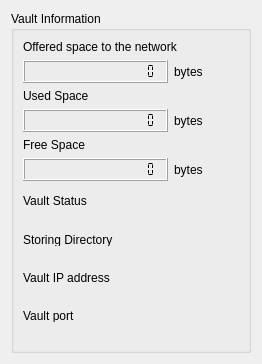
maidsafe-archive/MaidSafe-Encrypt, file src/qt/ui/user_vault_info.ui: the form before one commit.
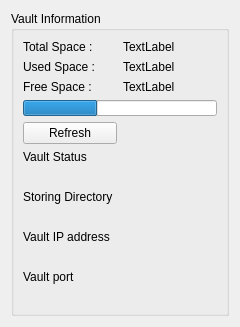
The form after the commit.

What changed in the file:
```diff
--- a/src/qt/ui/user_vault_info.ui
+++ b/src/qt/ui/user_vault_info.ui
@@ -6,8 +6,8 @@
    <rect>
     <x>0</x>
     <y>0</y>
-    <width>262</width>
-    <height>364</height>
+    <width>240</width>
+    <height>316</height>
    </rect>
   </property>
   <property name="windowTitle">
@@ -15,256 +15,242 @@
   </property>
   <layout class="QVBoxLayout" name="verticalLayout_2">
    <item>
-    <widget class="QGroupBox" name="groupBox">
-     <property name="font">
-      <font>
-       <weight>50</weight>
-       <bold>false</bold>
-      </font>
-     </property>
+    <widget class="QGroupBox" name="groupBox_2">
      <property name="title">
       <string>Vault Information</string>
      </property>
      <property name="flat">
       <bool>true</bool>
      </property>
-     <property name="checkable">
-      <bool>false</bool>
-     </property>
-     <layout class="QVBoxLayout" name="verticalLayout_4">
-      <item>
-       <layout class="QVBoxLayout" name="verticalLayout_3">
-        <item>
+     <layout class="QGridLayout" name="gridLayout">
+      <item row="0" column="0">
          <widget class="QLabel" name="label_2">
+        <property name="sizePolicy">
+         <sizepolicy hsizetype="Preferred" vsizetype="Fixed">
+          <horstretch>0</horstretch>
+          <verstretch>0</verstretch>
+         </sizepolicy>
+        </property>
           <property name="text">
-           <string>Offered space to the network</string>
+         <string>Total Space : </string>
           </property>
           <property name="wordWrap">
            <bool>true</bool>
           </property>
          </widget>
         </item>
-        <item>
-         <layout class="QHBoxLayout" name="horizontalLayout">
-          <item>
-           <widget class="QLCDNumber" name="lcdOffered">
+      <item row="0" column="1">
+       <widget class="QLabel" name="offeredLbl">
             <property name="sizePolicy">
-             <sizepolicy hsizetype="Preferred" vsizetype="Minimum">
+         <sizepolicy hsizetype="Preferred" vsizetype="Fixed">
               <horstretch>0</horstretch>
               <verstretch>0</verstretch>
              </sizepolicy>
             </property>
-            <property name="font">
-             <font>
-              <pointsize>8</pointsize>
-             </font>
-            </property>
-            <property name="smallDecimalPoint">
-             <bool>true</bool>
-            </property>
-            <property name="numDigits">
-             <number>15</number>
-            </property>
-            <property name="segmentStyle">
-             <enum>QLCDNumber::Flat</enum>
-            </property>
-            <property name="value" stdset="0">
-             <double>0.000000000000000</double>
-            </property>
-            <property name="intValue" stdset="0">
-             <number>0</number>
-            </property>
-           </widget>
-          </item>
-          <item>
-           <widget class="QLabel" name="label_5">
             <property name="text">
-             <string>bytes</string>
+         <string>TextLabel</string>
             </property>
            </widget>
           </item>
-         </layout>
-        </item>
-        <item>
+      <item row="1" column="0">
          <widget class="QLabel" name="label">
           <property name="sizePolicy">
-           <sizepolicy hsizetype="Preferred" vsizetype="Preferred">
+         <sizepolicy hsizetype="Preferred" vsizetype="Fixed">
             <horstretch>0</horstretch>
             <verstretch>0</verstretch>
            </sizepolicy>
           </property>
           <property name="text">
-           <string>Used Space</string>
+         <string>Used Space : </string>
           </property>
          </widget>
         </item>
-        <item>
-         <layout class="QHBoxLayout" name="horizontalLayout_3">
-          <item>
-           <widget class="QLCDNumber" name="lcdUsed">
+      <item row="1" column="1">
+       <widget class="QLabel" name="usedLbl">
             <property name="sizePolicy">
-             <sizepolicy hsizetype="Preferred" vsizetype="Minimum">
+         <sizepolicy hsizetype="Preferred" vsizetype="Fixed">
               <horstretch>0</horstretch>
               <verstretch>0</verstretch>
              </sizepolicy>
             </property>
-            <property name="font">
-             <font>
-              <pointsize>8</pointsize>
-             </font>
-            </property>
-            <property name="smallDecimalPoint">
-             <bool>true</bool>
-            </property>
-            <property name="numDigits">
-             <number>15</number>
-            </property>
-            <property name="mode">
-             <enum>QLCDNumber::Dec</enum>
-            </property>
-            <property name="segmentStyle">
-             <enum>QLCDNumber::Flat</enum>
-            </property>
-           </widget>
-          </item>
-          <item>
-           <widget class="QLabel" name="label_6">
             <property name="text">
-             <string>bytes</string>
+         <string>TextLabel</string>
             </property>
            </widget>
           </item>
-         </layout>
-        </item>
-        <item>
-         <widget class="QLabel" name="label_3">
+      <item row="2" column="0">
+       <widget class="QLabel" name="label_11">
+        <property name="sizePolicy">
+         <sizepolicy hsizetype="Preferred" vsizetype="Fixed">
+          <horstretch>0</horstretch>
+          <verstretch>0</verstretch>
+         </sizepolicy>
+        </property>
           <property name="text">
-           <string>Free Space</string>
+         <string>Free Space : </string>
           </property>
          </widget>
         </item>
-        <item>
-         <layout class="QHBoxLayout" name="horizontalLayout_4">
-          <item>
-           <widget class="QLCDNumber" name="lcdFree">
+      <item row="2" column="1">
+       <widget class="QLabel" name="freeLbl">
             <property name="sizePolicy">
-             <sizepolicy hsizetype="Preferred" vsizetype="Minimum">
+         <sizepolicy hsizetype="Preferred" vsizetype="Fixed">
               <horstretch>0</horstretch>
               <verstretch>0</verstretch>
              </sizepolicy>
             </property>
-            <property name="font">
-             <font>
-              <pointsize>8</pointsize>
-             </font>
-            </property>
-            <property name="smallDecimalPoint">
-             <bool>true</bool>
-            </property>
-            <property name="numDigits">
-             <number>15</number>
-            </property>
-            <property name="segmentStyle">
-             <enum>QLCDNumber::Flat</enum>
-            </property>
-           </widget>
-          </item>
-          <item>
-           <widget class="QLabel" name="label_7">
             <property name="text">
-             <string>bytes</string>
+         <string>TextLabel</string>
             </property>
            </widget>
           </item>
-         </layout>
-        </item>
-        <item>
-         <spacer name="verticalSpacer_2">
-          <property name="orientation">
-           <enum>Qt::Vertical</enum>
-          </property>
-          <property name="sizeHint" stdset="0">
-           <size>
-            <width>20</width>
-            <height>40</height>
-           </size>
-          </property>
-         </spacer>
-        </item>
-       </layout>
-      </item>
-      <item>
-       <layout class="QVBoxLayout" name="verticalLayout">
-        <item>
+      <item row="6" column="0" colspan="2">
          <widget class="QLabel" name="label_8">
+        <property name="sizePolicy">
+         <sizepolicy hsizetype="Preferred" vsizetype="Fixed">
+          <horstretch>0</horstretch>
+          <verstretch>0</verstretch>
+         </sizepolicy>
+        </property>
           <property name="text">
            <string>Vault Status</string>
           </property>
          </widget>
         </item>
-        <item>
+      <item row="7" column="0" colspan="2">
          <widget class="QLabel" name="labelVaultStatusMessage">
+        <property name="sizePolicy">
+         <sizepolicy hsizetype="Preferred" vsizetype="Fixed">
+          <horstretch>0</horstretch>
+          <verstretch>0</verstretch>
+         </sizepolicy>
+        </property>
           <property name="text">
            <string/>
           </property>
          </widget>
         </item>
-        <item>
+      <item row="8" column="0" colspan="2">
          <widget class="QLabel" name="label_4">
+        <property name="sizePolicy">
+         <sizepolicy hsizetype="Preferred" vsizetype="Fixed">
+          <horstretch>0</horstretch>
+          <verstretch>0</verstretch>
+         </sizepolicy>
+        </property>
           <property name="text">
            <string>Storing Directory</string>
           </property>
          </widget>
         </item>
-        <item>
+      <item row="9" column="0" colspan="2">
          <widget class="QLabel" name="labelStoringDirectory">
+        <property name="sizePolicy">
+         <sizepolicy hsizetype="Preferred" vsizetype="Fixed">
+          <horstretch>0</horstretch>
+          <verstretch>0</verstretch>
+         </sizepolicy>
+        </property>
           <property name="text">
            <string/>
           </property>
          </widget>
         </item>
-        <item>
+      <item row="10" column="0" colspan="2">
          <widget class="QLabel" name="label_9">
+        <property name="sizePolicy">
+         <sizepolicy hsizetype="Preferred" vsizetype="Fixed">
+          <horstretch>0</horstretch>
+          <verstretch>0</verstretch>
+         </sizepolicy>
+        </property>
           <property name="text">
            <string>Vault IP address</string>
           </property>
          </widget>
         </item>
-        <item>
+      <item row="11" column="0" colspan="2">
          <widget class="QLabel" name="labelIP">
+        <property name="sizePolicy">
+         <sizepolicy hsizetype="Preferred" vsizetype="Fixed">
+          <horstretch>0</horstretch>
+          <verstretch>0</verstretch>
+         </sizepolicy>
+        </property>
           <property name="text">
            <string/>
           </property>
          </widget>
         </item>
-        <item>
+      <item row="12" column="0" colspan="2">
          <widget class="QLabel" name="label_10">
+        <property name="sizePolicy">
+         <sizepolicy hsizetype="Preferred" vsizetype="Fixed">
+          <horstretch>0</horstretch>
+          <verstretch>0</verstretch>
+         </sizepolicy>
+        </property>
           <property name="text">
            <string>Vault port</string>
           </property>
          </widget>
         </item>
-        <item>
+      <item row="3" column="0" rowspan="2" colspan="2">
+       <widget class="QProgressBar" name="vaultSpaceBar">
+        <property name="sizePolicy">
+         <sizepolicy hsizetype="Expanding" vsizetype="Expanding">
+          <horstretch>0</horstretch>
+          <verstretch>0</verstretch>
+         </sizepolicy>
+        </property>
+        <property name="baseSize">
+         <size>
+          <width>0</width>
+          <height>0</height>
+         </size>
+        </property>
+        <property name="maximum">
+         <number>34</number>
+        </property>
+        <property name="value">
+         <number>13</number>
+        </property>
+        <property name="textVisible">
+         <bool>false</bool>
+        </property>
+        <property name="orientation">
+         <enum>Qt::Horizontal</enum>
+        </property>
+        <property name="invertedAppearance">
+         <bool>false</bool>
+        </property>
+        <property name="textDirection">
+         <enum>QProgressBar::TopToBottom</enum>
+        </property>
+        <property name="format">
+         <string/>
+        </property>
+       </widget>
+      </item>
+      <item row="13" column="0">
          <widget class="QLabel" name="labelPort">
+        <property name="sizePolicy">
+         <sizepolicy hsizetype="Preferred" vsizetype="Fixed">
+          <horstretch>0</horstretch>
+          <verstretch>0</verstretch>
+         </sizepolicy>
+        </property>
           <property name="text">
            <string/>
           </property>
          </widget>
         </item>
-        <item>
-         <spacer name="verticalSpacer">
-          <property name="orientation">
-           <enum>Qt::Vertical</enum>
-          </property>
-          <property name="sizeHint" stdset="0">
-           <size>
-            <width>20</width>
-            <height>40</height>
-           </size>
-          </property>
-         </spacer>
-        </item>
-       </layout>
+      <item row="5" column="0">
+       <widget class="QPushButton" name="updateButton">
+        <property name="text">
+         <string>Refresh</string>
+        </property>
+       </widget>
       </item>
      </layout>
     </widget>
```
Lines whose indentation alone changed are shown as unchanged.
